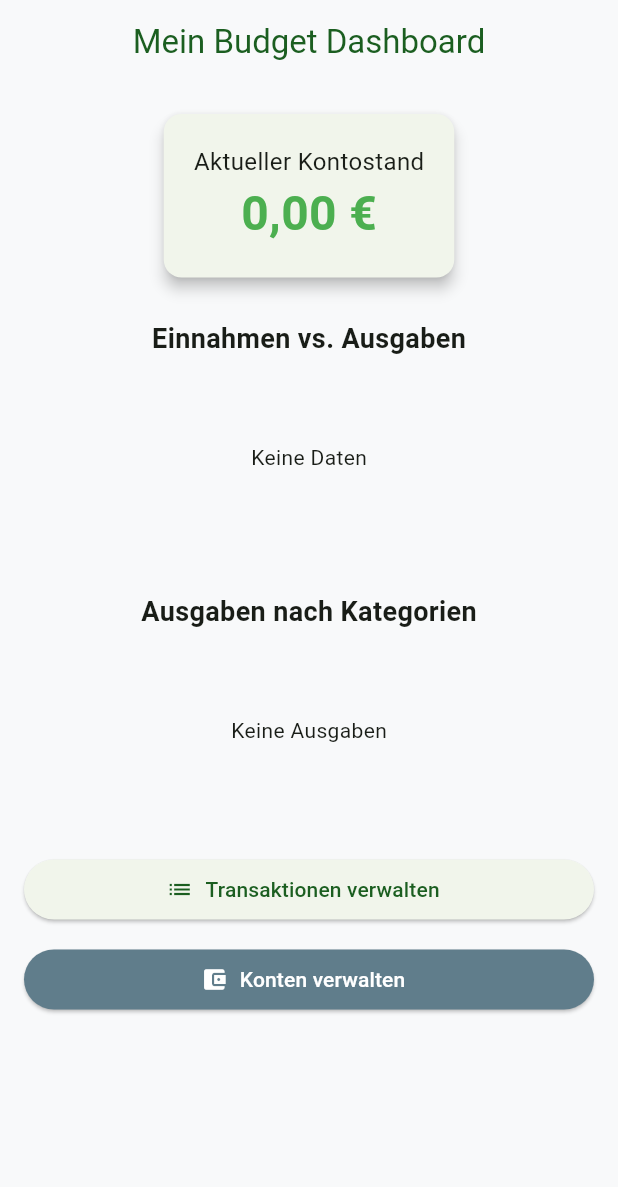
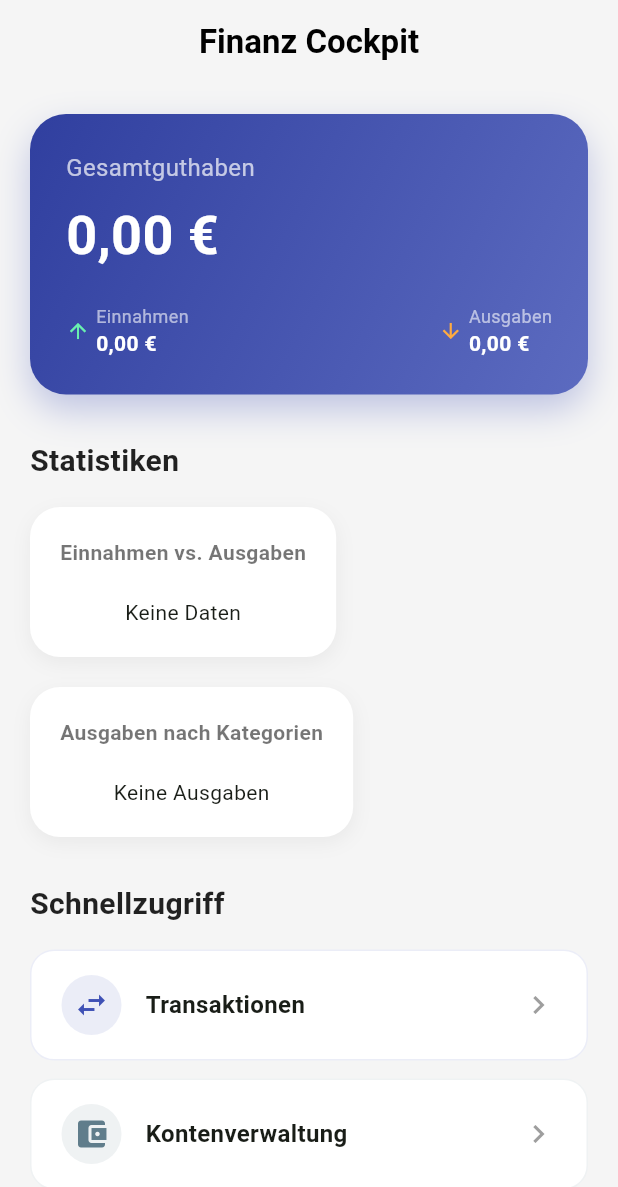
Before and after one commit to Zornemann/MeinBudget, a Flutter app: the screen it shows after launch, on a phone screen of 412 x 824 dp. Shown: the top 1187 px of the screen. Run offline on Flutter 3.47's test engine with Material 3 defaults, Android fonts, the phone set to English and light mode, and no system bars; our stand-ins replace fl_chart, sqflite, sqflite_common_ffi_web; accounts and stored records are empty.

Commit message:
style: revamp home screen with modern dashboard design

```diff
--- a/lib/screens/home_screen.dart
+++ b/lib/screens/home_screen.dart
@@ -30,9 +30,7 @@ class _HomeScreenState extends State<HomeScreen> {
   Future<void> _loadDashboardData() async {
     setState(() => _isLoading = true);
     final transactions = await _dbHelper.getTransactions();
-    // Hinweis: Hier wird aktuell nur das 'default_main' Konto berechnet.
-    // Später könntest du hier die Summe ALLER Konten laden.
-    final balance = await _dbHelper.getAccountBalance('default_main');
+    final balance = await _dbHelper.getTotalBalance();
 
     double income = 0;
     double expense = 0;
@@ -61,60 +59,49 @@ class _HomeScreenState extends State<HomeScreen> {
     final currencyFormat = NumberFormat.currency(locale: 'de_DE', symbol: '€');
 
     return Scaffold(
-      appBar: AppBar(title: const Text('Mein Budget Dashboard'), centerTitle: true),
+      backgroundColor: Colors.grey[100], // Heller Hintergrund für Kontrast
+      appBar: AppBar(
+        title: const Text('Finanz Cockpit', style: TextStyle(fontWeight: FontWeight.bold)),
+        centerTitle: true,
+        elevation: 0,
+        backgroundColor: Colors.transparent,
+        foregroundColor: Colors.black,
+      ),
       body: _isLoading
           ? const Center(child: CircularProgressIndicator())
           : RefreshIndicator(
               onRefresh: _loadDashboardData,
               child: SingleChildScrollView(
-                padding: const EdgeInsets.all(16),
+                padding: const EdgeInsets.all(20),
                 child: Column(
+                  crossAxisAlignment: CrossAxisAlignment.start,
                   children: [
-                    _buildBalanceCard(currencyFormat),
-                    const SizedBox(height: 24),
-                    const Text('Einnahmen vs. Ausgaben', style: TextStyle(fontSize: 18, fontWeight: FontWeight.bold)),
+                    _buildModernBalanceCard(currencyFormat),
+                    const SizedBox(height: 30),
+                    _buildSectionTitle('Statistiken'),
                     const SizedBox(height: 16),
-                    _buildMainPieChart(),
+                    _buildChartCard('Einnahmen vs. Ausgaben', _buildMainPieChart()),
+                    const SizedBox(height: 20),
+                    _buildChartCard('Ausgaben nach Kategorien', _buildCategoryPieChart()),
+                    const SizedBox(height: 30),
+                    _buildSectionTitle('Schnellzugriff'),
+                    const SizedBox(height: 16),
+                    _buildQuickActionButton(
+                      context,
+                      'Transaktionen',
+                      Icons.swap_horiz,
+                      Colors.indigo,
+                      const TransactionsScreen(),
+                    ),
+                    const SizedBox(height: 12),
+                    _buildQuickActionButton(
+                      context,
+                      'Kontenverwaltung',
+                      Icons.account_balance_wallet,
+                      Colors.blueGrey,
+                      const AccountManagementScreen(),
+                    ),
                     const SizedBox(height: 40),
-                    const Text('Ausgaben nach Kategorien', style: TextStyle(fontSize: 18, fontWeight: FontWeight.bold)),
-                    const SizedBox(height: 16),
-                    _buildCategoryPieChart(),
-                    const SizedBox(height: 32),
-
-                    // Button 1: Transaktionen
-                    SizedBox(
-                      width: double.infinity,
-                      child: ElevatedButton.icon(
-                        icon: const Icon(Icons.list),
-                        label: const Text('Transaktionen verwalten'),
-                        onPressed: () async {
-                          await Navigator.push(context, MaterialPageRoute(builder: (context) => const TransactionsScreen()));
-                          _loadDashboardData();
-                        },
-                      ),
-                    ),
-
-                    const SizedBox(height: 12),
-
-                    // Button 2: Konten
-                    SizedBox(
-                      width: double.infinity,
-                      child: ElevatedButton.icon(
-                        icon: const Icon(Icons.account_balance_wallet),
-                        label: const Text('Konten verwalten'),
-                        style: ElevatedButton.styleFrom(
-                          backgroundColor: Colors.blueGrey,
-                          foregroundColor: Colors.white,
-                        ),
-                        onPressed: () async {
-                          await Navigator.push(
-                            context,
-                            MaterialPageRoute(builder: (context) => const AccountManagementScreen()),
-                          );
-                          _loadDashboardData();
-                        },
-                      ),
-                    ),
                   ],
                 ),
               ),
@@ -122,16 +109,104 @@ class _HomeScreenState extends State<HomeScreen> {
     );
   }
 
-  Widget _buildBalanceCard(NumberFormat format) {
-    return Card(
-      elevation: 4,
-      child: Padding(
-        padding: const EdgeInsets.all(20),
-        child: Column(
+  Widget _buildSectionTitle(String title) {
+    return Text(
+      title,
+      style: const TextStyle(fontSize: 20, fontWeight: FontWeight.bold, color: Colors.black87),
+    );
+  }
+
+  Widget _buildModernBalanceCard(NumberFormat format) {
+    return Container(
+      width: double.infinity,
+      padding: const EdgeInsets.all(24),
+      decoration: BoxDecoration(
+        gradient: LinearGradient(
+          colors: [Colors.indigo[700]!, Colors.indigo[400]!],
+          begin: Alignment.topLeft,
+          end: Alignment.bottomRight,
+        ),
+        borderRadius: BorderRadius.circular(24),
+        boxShadow: [
+          BoxShadow(color: Colors.indigo.withOpacity(0.3), blurRadius: 20, offset: const Offset(0, 10)),
+        ],
+      ),
+      child: Column(
+        crossAxisAlignment: CrossAxisAlignment.start,
+        children: [
+          const Text('Gesamtguthaben', style: TextStyle(color: Colors.white70, fontSize: 16)),
+          const SizedBox(height: 8),
+          Text(
+            format.format(_balance),
+            style: const TextStyle(color: Colors.white, fontSize: 36, fontWeight: FontWeight.bold),
+          ),
+          const SizedBox(height: 20),
+          Row(
+            mainAxisAlignment: MainAxisAlignment.spaceBetween,
+            children: [
+              _buildSmallInfo('Einnahmen', format.format(_totalIncome), Icons.arrow_upward, Colors.greenAccent),
+              _buildSmallInfo('Ausgaben', format.format(_totalExpense), Icons.arrow_downward, Colors.orangeAccent),
+            ],
+          ),
+        ],
+      ),
+    );
+  }
+
+  Widget _buildSmallInfo(String label, String value, IconData icon, Color color) {
+    return Row(
+      children: [
+        Icon(icon, size: 16, color: color),
+        const SizedBox(width: 4),
+        Column(
+          crossAxisAlignment: CrossAxisAlignment.start,
           children: [
-            const Text('Aktueller Kontostand', style: TextStyle(fontSize: 16)),
-            Text(format.format(_balance),
-                style: TextStyle(fontSize: 32, fontWeight: FontWeight.bold, color: _balance >= 0 ? Colors.green : Colors.red)),
+            Text(label, style: const TextStyle(color: Colors.white60, fontSize: 12)),
+            Text(value, style: const TextStyle(color: Colors.white, fontWeight: FontWeight.w600)),
+          ],
+        ),
+      ],
+    );
+  }
+
+  Widget _buildChartCard(String title, Widget chart) {
+    return Container(
+      padding: const EdgeInsets.all(20),
+      decoration: BoxDecoration(
+        color: Colors.white,
+        borderRadius: BorderRadius.circular(20),
+        boxShadow: [BoxShadow(color: Colors.black.withOpacity(0.05), blurRadius: 10, offset: const Offset(0, 4))],
+      ),
+      child: Column(
+        children: [
+          Text(title, style: const TextStyle(fontWeight: FontWeight.w600, color: Colors.black54)),
+          const SizedBox(height: 20),
+          chart,
+        ],
+      ),
+    );
+  }
+
+  Widget _buildQuickActionButton(BuildContext context, String title, IconData icon, Color color, Widget screen) {
+    return InkWell(
+      onTap: () async {
+        await Navigator.push(context, MaterialPageRoute(builder: (context) => screen));
+        _loadDashboardData();
+      },
+      child: Container(
+        padding: const EdgeInsets.symmetric(vertical: 16, horizontal: 20),
+        decoration: BoxDecoration(
+          color: Colors.white,
+          borderRadius: BorderRadius.circular(16),
+          border: Border.all(color: color.withOpacity(0.1)),
+        ),
+        child: Row(
+          children: [
+            CircleAvatar(backgroundColor: color.withOpacity(0.1), child: Icon(icon, color: color)),
+            const SizedBox(width: 16),
+            Text(title, style: const TextStyle(fontSize: 16, fontWeight: FontWeight.w600)),
+            const Spacer(),
+            const Icon(Icons.chevron_right, color: Colors.grey),
           ],
         ),
       ),
@@ -139,14 +214,16 @@ class _HomeScreenState extends State<HomeScreen> {
   }
 
   Widget _buildMainPieChart() {
-    if (_totalIncome == 0 && _totalExpense == 0) return const SizedBox(height: 100, child: Center(child: Text('Keine Daten')));
+    if (_totalIncome == 0 && _totalExpense == 0) return const Text('Keine Daten');
     return SizedBox(
-      height: 200,
+      height: 160,
       child: PieChart(
         PieChartData(
+          sectionsSpace: 4,
+          centerSpaceRadius: 40,
           sections: [
-            PieChartSectionData(color: Colors.green, value: _totalIncome, title: 'In', radius: 50, titleStyle: const TextStyle(color: Colors.white, fontWeight: FontWeight.bold)),
-            PieChartSectionData(color: Colors.red, value: _totalExpense, title: 'Out', radius: 50, titleStyle: const TextStyle(color: Colors.white, fontWeight: FontWeight.bold)),
+            PieChartSectionData(color: Colors.greenAccent[700], value: _totalIncome, title: '', radius: 25),
+            PieChartSectionData(color: Colors.redAccent[200], value: _totalExpense, title: '', radius: 25),
           ],
         ),
       ),
@@ -154,18 +231,20 @@ class _HomeScreenState extends State<HomeScreen> {
   }
 
   Widget _buildCategoryPieChart() {
-    if (_categoryExpenses.isEmpty) return const SizedBox(height: 100, child: Center(child: Text('Keine Ausgaben')));
+    if (_categoryExpenses.isEmpty) return const Text('Keine Ausgaben');
     return SizedBox(
-      height: 200,
+      height: 160,
       child: PieChart(
         PieChartData(
+          sectionsSpace: 2,
+          centerSpaceRadius: 30,
           sections: _categoryExpenses.entries.map((e) {
+            final index = _categoryExpenses.keys.toList().indexOf(e.key);
             return PieChartSectionData(
-              color: Colors.primaries[_categoryExpenses.keys.toList().indexOf(e.key) % Colors.primaries.length],
+              color: Colors.primaries[index % Colors.primaries.length],
               value: e.value,
-              title: e.key,
-              radius: 60,
-              titleStyle: const TextStyle(fontSize: 10, fontWeight: FontWeight.bold, color: Colors.white),
+              title: '',
+              radius: 40,
             );
           }).toList(),
         ),
```
